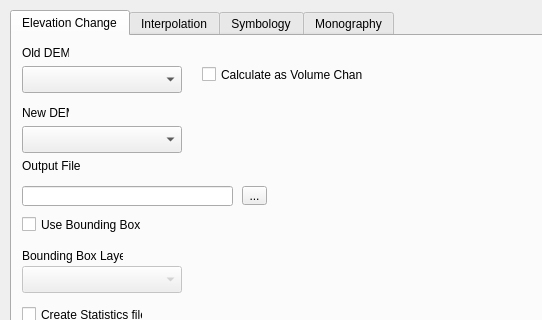
sfajardot/qgis-thesis, file raster_vol_test/raster_vol_test_dialog_base.ui: the form before one commit; both pictures show x 0 to 542 and y 0 to 320 of the 671 by 502 pixel window.
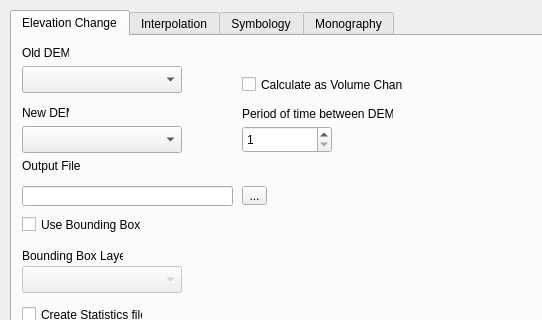
The form after the commit. The open tabs and pages were chosen to show the change. Custom widgets are drawn as their Qt base class.

Commit message: Added spinbox to divide elevation change by timelapse. Adjusted function

What changed in the file:
```diff
--- a/raster_vol_test/raster_vol_test_dialog_base.ui
+++ b/raster_vol_test/raster_vol_test_dialog_base.ui
@@ -245,8 +245,8 @@
     <widget class="QCheckBox" name="chkChangeType">
      <property name="geometry">
       <rect>
-       <x>190</x>
-       <y>30</y>
+       <x>230</x>
+       <y>40</y>
        <width>161</width>
        <height>17</height>
       </rect>
@@ -255,6 +255,32 @@
       <string>Calculate as Volume Change</string>
      </property>
     </widget>
+    <widget class="QgsSpinBox" name="spbTimeChange">
+     <property name="geometry">
+      <rect>
+       <x>230</x>
+       <y>90</y>
+       <width>90</width>
+       <height>27</height>
+      </rect>
+     </property>
+     <property name="minimum">
+      <number>1</number>
+     </property>
+    </widget>
+    <widget class="QLabel" name="label_34">
+     <property name="geometry">
+      <rect>
+       <x>230</x>
+       <y>70</y>
+       <width>151</width>
+       <height>16</height>
+      </rect>
+     </property>
+     <property name="text">
+      <string>Period of time between DEMs</string>
+     </property>
+    </widget>
    </widget>
    <widget class="QWidget" name="tab_4">
     <attribute name="title">
```
Left out of the diff: 2 changed lines with no effect on the pictures. The commit also changes 2 other files.
